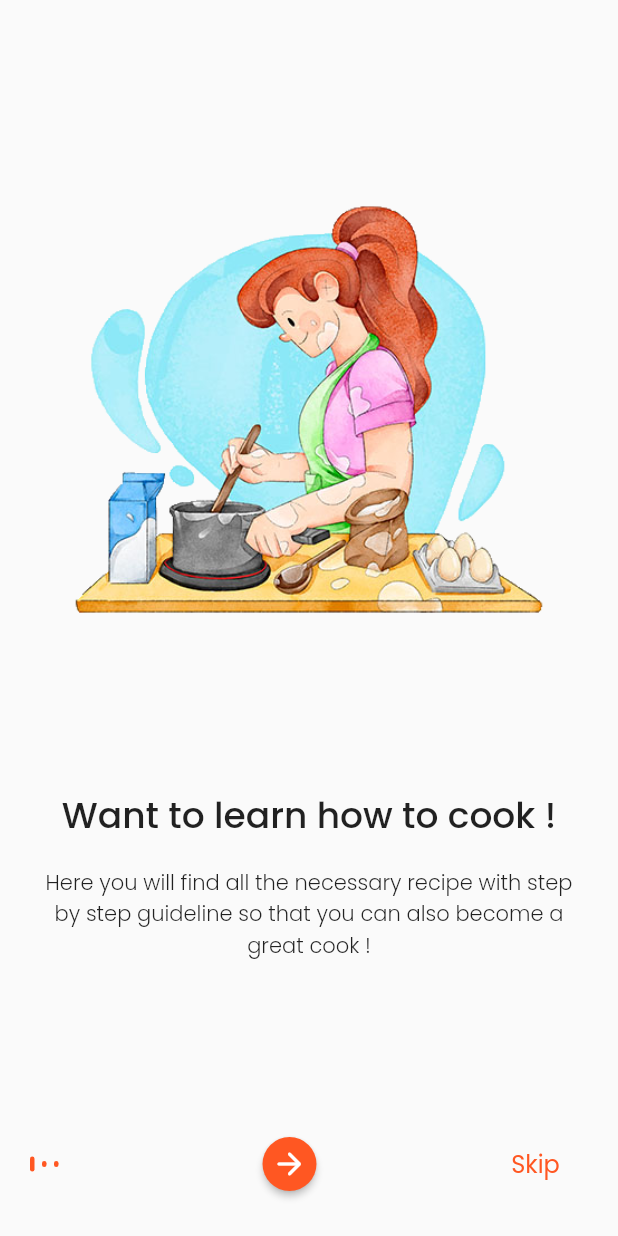
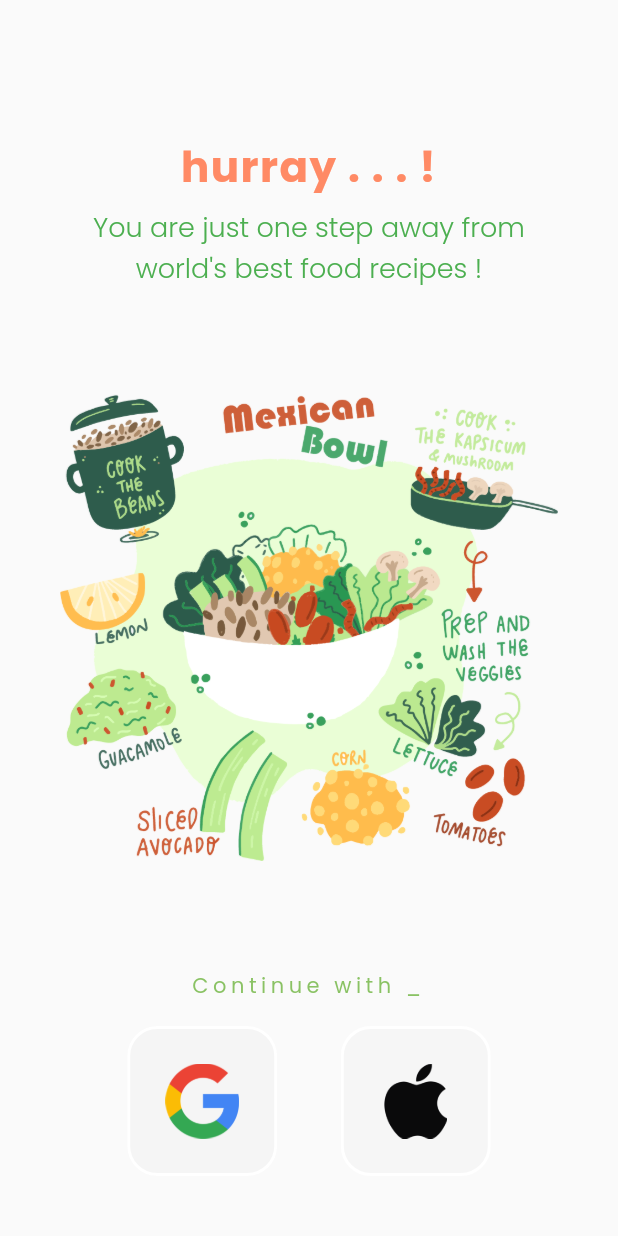
Before and after one commit to Aadilur/kitchen_room, a Flutter app: the screen it shows after launch, on a phone screen of 412 x 824 dp. Run offline on Flutter 3.47's test engine with Material 2 defaults, Android fonts, the phone set to English and light mode, and no system bars; our stand-ins replace get.

Commit message:
day 5 commit

```diff
--- /dev/null
+++ b/lib/components/square_button.dart
@@ -0,0 +1,66 @@
+import 'dart:ui';
+
+import 'package:flutter/material.dart';
+
+class SquareBtn extends StatelessWidget {
+  final String imagePath;
+  final double imageSize;
+  final Color borderColor;
+  final Color? color;
+  final double borderRadius;
+  final double borderRadiusInner;
+  final double padding;
+  final double imagePadding;
+  final double borderWidth;
+  final double width;
+  final double height;
+  final double sigmaX;
+  final double sigmaY;
+
+  const SquareBtn({
+    Key? key,
+    required this.imagePath,
+    this.width = 100,
+    this.height = 100,
+    this.imageSize = 50,
+    this.color,
+    this.borderColor = Colors.white,
+    this.borderRadius = 10,
+    this.borderRadiusInner = 6,
+    this.borderWidth = 1,
+    this.padding = 10,
+    this.imagePadding = 10,
+    this.sigmaX = 10,
+    this.sigmaY = 10,
+  }) : super(key: key);
+
+  @override
+  Widget build(BuildContext context) {
+    return ClipRRect(
+      borderRadius: BorderRadius.all(
+        Radius.circular(borderRadius),
+      ),
+      child: Container(
+        padding: EdgeInsets.all(padding),
+        width: width,
+        height: height,
+        child: BackdropFilter(
+          filter: ImageFilter.blur(sigmaX: sigmaX, sigmaY: sigmaY),
+          child: Container(
+            alignment: Alignment.center,
+            padding: EdgeInsets.all(imagePadding),
+            decoration: BoxDecoration(
+              border: Border.all(color: borderColor, width: borderWidth),
+              borderRadius: BorderRadius.circular(borderRadiusInner),
+              color: color ?? Colors.grey[200],
+            ),
+            child: Image.asset(
+              imagePath,
+              height: imageSize,
+            ),
+          ),
+        ),
+      ),
+    );
+  }
+}
--- a/lib/main.dart
+++ b/lib/main.dart
@@ -1,5 +1,7 @@
 import 'package:flutter/material.dart';
+import 'package:get/get_navigation/src/root/get_material_app.dart';
 import 'package:kitchen_room_world/pages/home_page.dart';
+import 'package:kitchen_room_world/pages/login_page.dart';
 import 'package:kitchen_room_world/pages/onboarding_page.dart';
 import 'package:kitchen_room_world/utils/routes.dart';
 
@@ -13,7 +15,7 @@ class MyApp extends StatelessWidget {
   // This widget is the root of your application.
   @override
   Widget build(BuildContext context) {
-    return MaterialApp(
+    return GetMaterialApp(
       debugShowCheckedModeBanner: false,
       title: 'Flutter Demo',
       theme: ThemeData(
@@ -21,8 +23,10 @@ class MyApp extends StatelessWidget {
         fontFamily: "Poppins"
       ),
       routes: {
-        "/":(context) => OnBoardingPage(),
+        "/":(context) => Login(),
         Routes.homePageRoute:(context) => HomePage(),
+        Routes.loginPage:(context) =>Login(),
+        Routes.onboardingPageRoute:(context) =>OnBoardingPage(),
       },
     );
   }
--- a/lib/pages/home_page.dart
+++ b/lib/pages/home_page.dart
@@ -10,6 +10,10 @@ class HomePage extends StatefulWidget {
 class _HomePageState extends State<HomePage> {
   @override
   Widget build(BuildContext context) {
-    return Material(child: Scaffold());
+    return Material(
+      child: Scaffold(
+
+      ),
+    );
   }
 }
--- /dev/null
+++ b/lib/pages/login_page.dart
@@ -0,0 +1,122 @@
+import 'dart:ui';
+
+import 'package:flutter/material.dart';
+
+import '../components/square_button.dart';
+
+class Login extends StatelessWidget {
+  const Login({Key? key}) : super(key: key);
+
+  @override
+  Widget build(BuildContext context) {
+    return Material(
+      child: Scaffold(
+        backgroundColor: Colors.grey[50],
+        body: Container(
+          constraints: const BoxConstraints.expand(),
+          decoration: const BoxDecoration(
+              // image: DecorationImage(
+              //   image: AssetImage("assets/images/login_bg.png"),
+              //   fit: BoxFit.fitWidth,
+              //   opacity: 1,
+              // ),
+              ),
+          child: Column(
+            children: [
+              const SizedBox(
+                height: 90,
+              ),
+              Padding(
+                padding: const EdgeInsets.symmetric(horizontal: 16.0),
+                child: Text(
+                  "hurray . . . !",
+                  style: TextStyle(
+                    fontSize: 28,
+                    fontWeight: FontWeight.w700,
+                    letterSpacing: 1,
+                    // color: Color.fromRGBO(220, 109, 61, 1.0),
+                    color: Colors.deepOrange[300],
+                  ),
+                  textAlign: TextAlign.center,
+                ),
+              ),
+              Padding(
+                padding: const EdgeInsets.symmetric(horizontal: 32.0,vertical: 6),
+                child: Text(
+                  "You are just one step away from \nworld's best food recipes !",
+                  style: TextStyle(
+                    fontSize: 18,
+                    fontWeight: FontWeight.w300,
+                    color: Colors.green[500],
+                  ),
+                  textAlign: TextAlign.center,
+                ),
+              ),
+              const Spacer(),
+              Padding(
+                  padding: const EdgeInsets.all(40),
+                  child: Image.asset("assets/images/im2.png")),
+              const Spacer(),
+              const Padding(
+                padding: EdgeInsets.all(16.0),
+                child: Text(
+                  "Continue with _",
+                  style: TextStyle(
+                    fontSize: 14,
+                    fontWeight: FontWeight.w400,
+                    letterSpacing: 3,
+                    color: Color.fromRGBO(63, 157, 0, 0.6),
+                  ),
+                  textAlign: TextAlign.center,
+                ),
+              ),
+              Row(
+                children: [
+                  const Spacer(),
+                  const Spacer(),
+                  InkWell(
+                    borderRadius: const BorderRadius.all(Radius.circular(20)),
+                    onTap: () {},
+                    child: const SquareBtn(
+                      imagePath: "assets/images/icons/google_icon.png",
+                      borderWidth: 2,
+                      color: Color.fromRGBO(232, 232, 232, 0.3),
+                      borderRadiusInner: 20,
+                      borderRadius: 20,
+                      padding: 0,
+                      width: 100,
+                      height: 100,
+                      sigmaX: 5,
+                      sigmaY: 5,
+                    ),
+                  ),
+                  const Spacer(),
+                  InkWell(
+                    borderRadius: const BorderRadius.all(Radius.circular(20)),
+                    onTap: () {},
+                    child: const SquareBtn(
+                      imagePath: "assets/images/icons/apple_icon.png",
+                      borderWidth: 2,
+                      color: Color.fromRGBO(232, 232, 232, 0.2),
+                      borderRadiusInner: 20,
+                      padding: 0,
+                      width: 100,
+                      height: 100,
+                      sigmaX: 5,
+                      sigmaY: 5,
+                    ),
+                  ),
+                  const Spacer(),
+                  const Spacer(),
+                ],
+              ),
+              const SizedBox(
+                height: 40,
+              )
+            ],
+          ) /* add child content here */,
+        ),
+      ),
+    );
+  }
+}
--- a/lib/utils/routes.dart
+++ b/lib/utils/routes.dart
@@ -1,4 +1,5 @@
 class Routes{
   static String homePageRoute = "homePageRoute";
   static String onboardingPageRoute = "onboardingPageRoute";
+  static String loginPage = "loginPage";
 }
--- a/pubspec.yaml
+++ b/pubspec.yaml
@@ -16,6 +16,8 @@ dependencies:
     sdk: flutter
 
   cupertino_icons: ^1.0.2
+  google_sign_in: ^6.0.2
+  get: ^4.6.5
 
 dev_dependencies:
   flutter_test:
@@ -36,6 +38,7 @@ flutter:
   assets:
     - assets/images/
     - assets/images/onboarding_page/
+    - assets/images/icons/
 
 
   # To add custom fonts to your application, add a fonts section here,
```
Also changed, not shown: assets/images/icons/apple_icon.png (added), assets/images/icons/google_icon.png (added), assets/images/im2.png (added), assets/images/login_bg.png (added), pubspec.lock.
